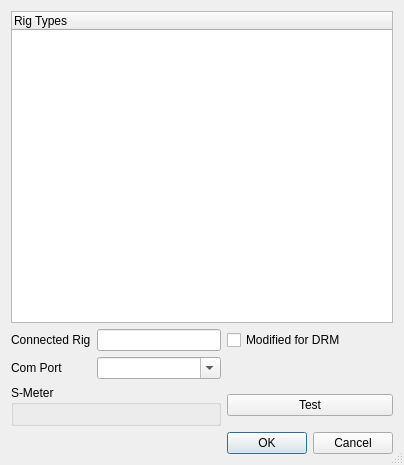
Old version of the form dream/src/GUI-QT/RigDlg.ui in the repository mmjee/dream-patched.
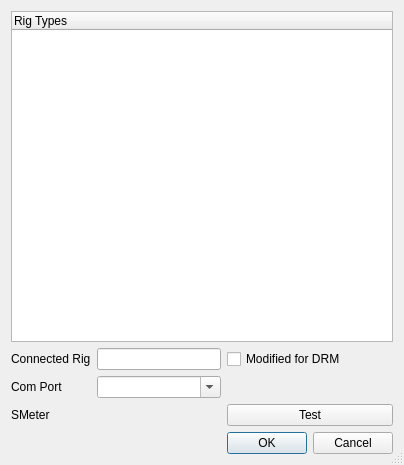
New version of the form. Icons and pictures are not drawn.

Commit message: resolve layout problems using layout objects in Designer.

The edit to the form file:
```diff
--- a/dream/src/GUI-QT/RigDlg.ui
+++ b/dream/src/GUI-QT/RigDlg.ui
@@ -74,18 +74,6 @@
      </property>
     </widget>
    </item>
-   <item row="3" column="0" colspan="2">
-    <widget class="QGroupBox" name="groupBox_8">
-     <property name="title">
-      <string>S-Meter</string>
-     </property>
-     <layout class="QHBoxLayout" name="horizontalLayout_3">
-      <item>
-       <widget class="QWidget" name="sMeter" native="true"/>
-      </item>
-     </layout>
-    </widget>
-   </item>
    <item row="3" column="2">
     <widget class="QPushButton" name="testRig">
      <property name="text">
@@ -112,6 +100,16 @@
      </property>
     </widget>
    </item>
+   <item row="4" column="0" colspan="2">
+    <layout class="QVBoxLayout" name="sMeterLayout"/>
+   </item>
+   <item row="3" column="0" colspan="2">
+    <widget class="QLabel" name="label">
+     <property name="text">
+      <string>SMeter</string>
+     </property>
+    </widget>
+   </item>
   </layout>
  </widget>
  <resources>
```
The commit also changes 22 other files.
